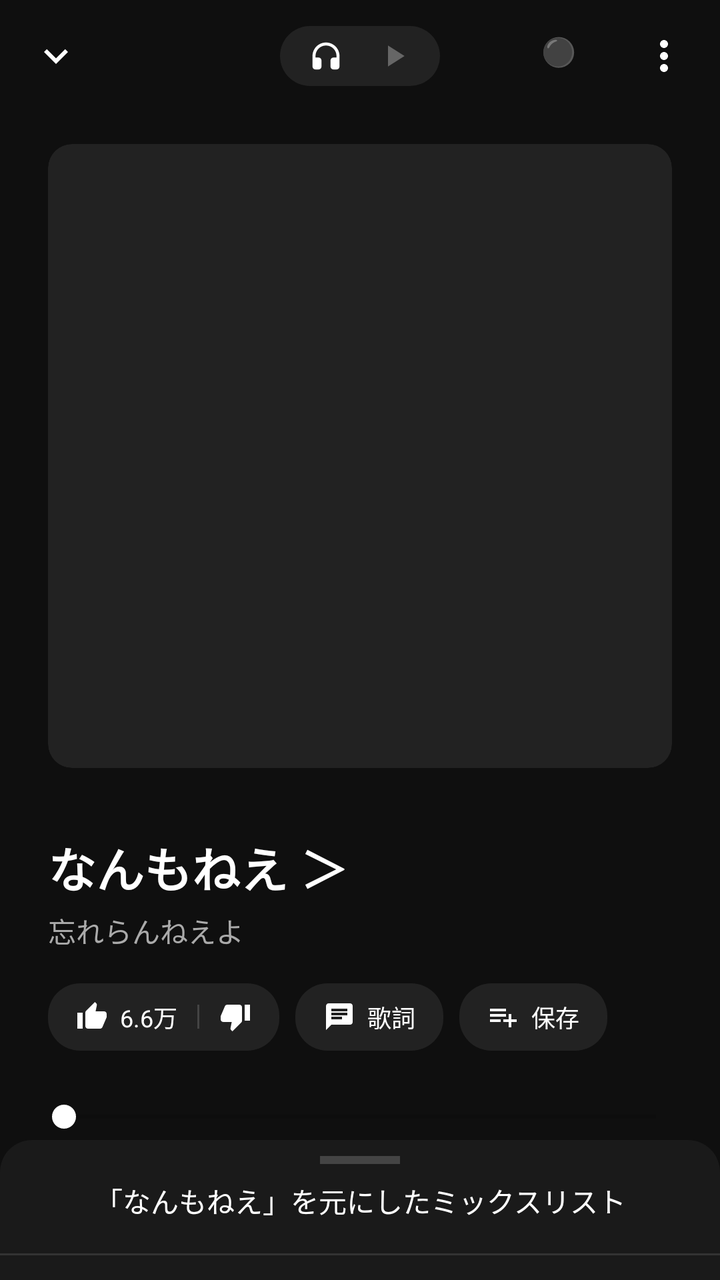
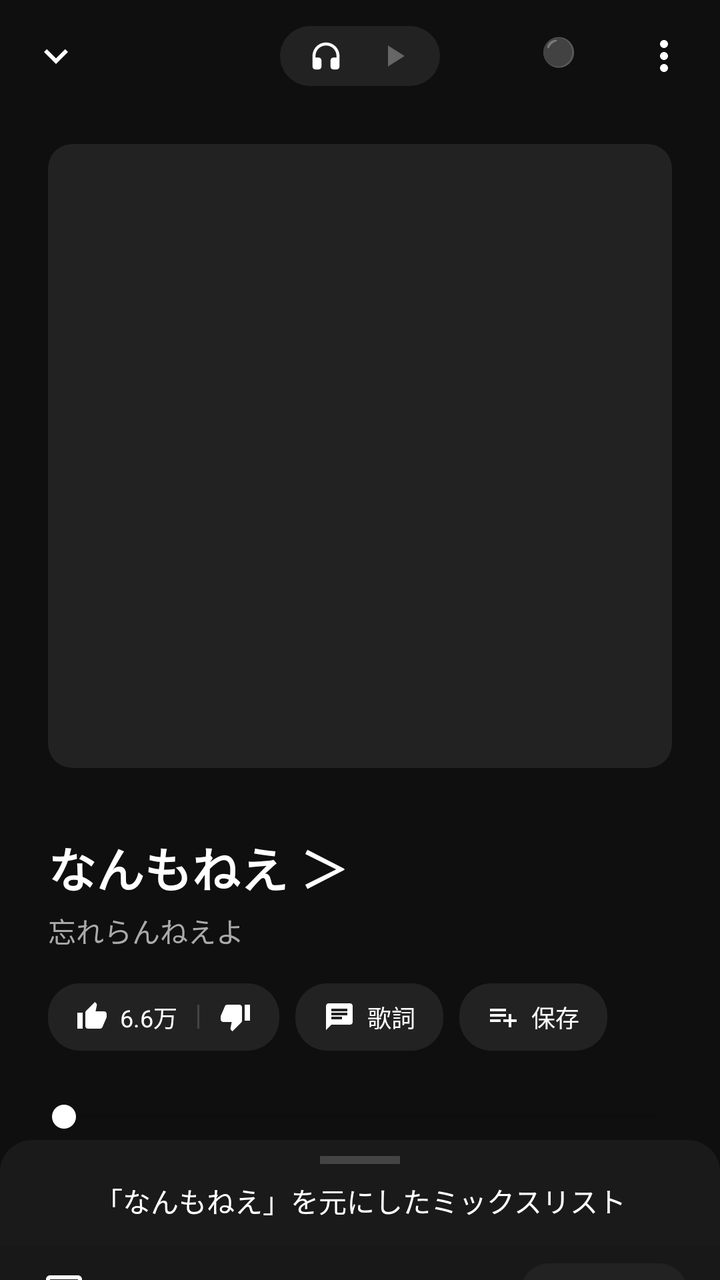

The first picture is an Android layout as it rendered before a commit; the second is the same layout after the commit. The layout source and the unified diff follow.
<!-- AndroidManifest.xml: application theme Theme.AppCompat.Light.NoActionBar -->
<!-- res/layout/activity_client_camo.xml -->
<?xml version="1.0" encoding="utf-8"?>
<androidx.coordinatorlayout.widget.CoordinatorLayout xmlns:android="http://schemas.android.com/apk/res/android"
    xmlns:app="http://schemas.android.com/apk/res-auto"
    android:layout_width="match_parent"
    android:layout_height="match_parent"
    android:background="#0F0F0F">

    
    <androidx.constraintlayout.widget.ConstraintLayout
        android:layout_width="match_parent"
        android:layout_height="match_parent">

        
        <ImageView
            android:id="@+id/btnDown"
            android:layout_width="wrap_content"
            android:layout_height="wrap_content"
            android:src="@drawable/ic_expand_more"
            android:padding="16dp"
            app:layout_constraintTop_toTopOf="parent"
            app:layout_constraintStart_toStartOf="parent" />

        
        <LinearLayout
            android:layout_width="wrap_content"
            android:layout_height="wrap_content"
            android:orientation="horizontal"
            android:background="@drawable/bg_chip_dark"
            android:paddingHorizontal="14dp"
            android:paddingVertical="6dp"
            android:gravity="center_vertical"
            app:layout_constraintTop_toTopOf="@id/btnDown"
            app:layout_constraintBottom_toBottomOf="@id/btnDown"
            app:layout_constraintStart_toStartOf="parent"
            app:layout_constraintEnd_toEndOf="parent">

            <ImageView
                android:id="@+id/ivModeSong"
                android:layout_width="18dp"
                android:layout_height="18dp"
                android:src="@drawable/ic_headphones"
                app:tint="#FFFFFF"
                android:layout_marginEnd="16dp" />

            <ImageView
                android:id="@+id/ivModeVideo"
                android:layout_width="18dp"
                android:layout_height="18dp"
                android:src="@drawable/ic_play_arrow"
                app:tint="#666666" />
        </LinearLayout>

        <ImageView
            android:id="@+id/btnConfigIpCamo"
            android:layout_width="wrap_content"
            android:layout_height="wrap_content"
            android:src="@drawable/ic_more_vert"
            android:padding="16dp"
            app:layout_constraintTop_toTopOf="parent"
            app:layout_constraintEnd_toEndOf="parent" />

        
        <TextView
            android:id="@+id/tvTargetIpCamo"
            android:layout_width="wrap_content"
            android:layout_height="wrap_content"
            android:text="⚫"
            android:textColor="#FFFFFF"
            android:textSize="14sp"
            android:padding="16dp"
            app:layout_constraintTop_toTopOf="parent"
            app:layout_constraintEnd_toStartOf="@id/btnConfigIpCamo" />

        
        <androidx.cardview.widget.CardView
            android:id="@+id/jacketCard"
            android:layout_width="0dp"
            android:layout_height="0dp"
            android:layout_marginHorizontal="24dp"
            android:layout_marginTop="16dp"
            app:cardCornerRadius="12dp"
            app:cardElevation="0dp"
            app:cardBackgroundColor="#222222"
            app:layout_constraintDimensionRatio="1:1"
            app:layout_constraintTop_toBottomOf="@id/btnDown"
            app:layout_constraintStart_toStartOf="parent"
            app:layout_constraintEnd_toEndOf="parent">

            <FrameLayout
                android:id="@+id/jacketContainer"
                android:layout_width="match_parent"
                android:layout_height="match_parent">

                <ImageView
                    android:id="@+id/imgJacket"
                    android:layout_width="match_parent"
                    android:layout_height="match_parent"
                    android:scaleType="centerCrop" />

                <WebView
                    android:id="@+id/webViewCamo"
                    android:layout_width="match_parent"
                    android:layout_height="match_parent"
                    android:background="#000000"
                    android:visibility="gone" />
            </FrameLayout>
        </androidx.cardview.widget.CardView>

        
        <TextView
            android:id="@+id/tvTrackTitle"
            android:layout_width="0dp"
            android:layout_height="wrap_content"
            android:layout_marginTop="32dp"
            android:layout_marginHorizontal="24dp"
            android:text="なんもねえ ＞"
            android:textColor="#FFFFFF"
            android:textSize="24sp"
            android:textStyle="bold"
            app:layout_constraintTop_toBottomOf="@id/jacketCard"
            app:layout_constraintStart_toStartOf="parent"
            app:layout_constraintEnd_toEndOf="parent" />

        <TextView
            android:id="@+id/tvTrackArtist"
            android:layout_width="0dp"
            android:layout_height="wrap_content"
            android:layout_marginHorizontal="24dp"
            android:layout_marginTop="4dp"
            android:text="忘れらんねえよ"
            android:textColor="#AAAAAA"
            android:textSize="14sp"
            app:layout_constraintTop_toBottomOf="@id/tvTrackTitle"
            app:layout_constraintStart_toStartOf="parent"
            app:layout_constraintEnd_toEndOf="parent" />

        
        <HorizontalScrollView
            android:id="@+id/actionScroll"
            android:layout_width="match_parent"
            android:layout_height="wrap_content"
            android:layout_marginTop="16dp"
            android:scrollbars="none"
            app:layout_constraintTop_toBottomOf="@id/tvTrackArtist">

            <LinearLayout
                android:layout_width="wrap_content"
                android:layout_height="wrap_content"
                android:orientation="horizontal"
                android:paddingHorizontal="24dp">

                
                <LinearLayout
                    android:layout_width="wrap_content"
                    android:layout_height="wrap_content"
                    android:orientation="horizontal"
                    android:background="@drawable/bg_chip_dark"
                    android:paddingHorizontal="14dp"
                    android:paddingVertical="8dp"
                    android:gravity="center_vertical"
                    android:layout_marginEnd="8dp">

                    <ImageView
                        android:layout_width="16dp"
                        android:layout_height="16dp"
                        android:src="@drawable/ic_thumb_up"
                        app:tint="#FFFFFF" />

                    <TextView
                        android:layout_width="wrap_content"
                        android:layout_height="wrap_content"
                        android:text="6.6万"
                        android:textColor="#FFFFFF"
                        android:textSize="12sp"
                        android:layout_marginStart="6dp"
                        android:layout_marginEnd="10dp" />

                    <View
                        android:layout_width="1dp"
                        android:layout_height="12dp"
                        android:background="#444444"
                        android:layout_marginEnd="10dp" />

                    <ImageView
                        android:layout_width="16dp"
                        android:layout_height="16dp"
                        android:src="@drawable/ic_thumb_down"
                        app:tint="#FFFFFF" />
                </LinearLayout>

                
                <LinearLayout
                    android:layout_width="wrap_content"
                    android:layout_height="wrap_content"
                    android:orientation="horizontal"
                    android:background="@drawable/bg_chip_dark"
                    android:paddingHorizontal="14dp"
                    android:paddingVertical="8dp"
                    android:gravity="center_vertical"
                    android:layout_marginEnd="8dp">

                    <ImageView
                        android:layout_width="16dp"
                        android:layout_height="16dp"
                        android:src="@drawable/ic_chat"
                        app:tint="#FFFFFF"
                        android:layout_marginEnd="6dp" />

                    <TextView
                        android:layout_width="wrap_content"
                        android:layout_height="wrap_content"
                        android:text="歌詞"
                        android:textColor="#FFFFFF"
                        android:textSize="12sp" />
                </LinearLayout>

                
                <LinearLayout
                    android:layout_width="wrap_content"
                    android:layout_height="wrap_content"
                    android:orientation="horizontal"
                    android:background="@drawable/bg_chip_dark"
                    android:paddingHorizontal="14dp"
                    android:paddingVertical="8dp"
                    android:gravity="center_vertical">

                    <ImageView
                        android:layout_width="16dp"
                        android:layout_height="16dp"
                        android:src="@drawable/ic_playlist_add"
                        app:tint="#FFFFFF"
                        android:layout_marginEnd="6dp" />

                    <TextView
                        android:layout_width="wrap_content"
                        android:layout_height="wrap_content"
                        android:text="保存"
                        android:textColor="#FFFFFF"
                        android:textSize="12sp" />
                </LinearLayout>
            </LinearLayout>
        </HorizontalScrollView>

        
        <SeekBar
            android:id="@+id/progressBarCamo"
            android:layout_width="match_parent"
            android:layout_height="wrap_content"
            android:layout_marginHorizontal="16dp"
            android:layout_marginTop="24dp"
            android:progress="0"
            android:progressTint="#FFFFFF"
            android:thumbTint="#FFFFFF"
            app:layout_constraintTop_toBottomOf="@id/actionScroll"/>

        <TextView
            android:layout_width="wrap_content"
            android:layout_height="wrap_content"
            android:layout_marginStart="24dp"
            android:text="0:00"
            android:textColor="#888888"
            android:textSize="12sp"
            app:layout_constraintTop_toBottomOf="@id/progressBarCamo"
            app:layout_constraintStart_toStartOf="parent"/>

        <TextView
            android:layout_width="wrap_content"
            android:layout_height="wrap_content"
            android:layout_marginEnd="24dp"
            android:text="3:45"
            android:textColor="#888888"
            android:textSize="12sp"
            app:layout_constraintTop_toBottomOf="@id/progressBarCamo"
            app:layout_constraintEnd_toEndOf="parent"/>

        
        <LinearLayout
            android:layout_width="match_parent"
            android:layout_height="wrap_content"
            android:orientation="horizontal"
            android:gravity="center"
            android:layout_marginTop="16dp"
            app:layout_constraintTop_toBottomOf="@id/progressBarCamo">

            <ImageView
                android:layout_width="0dp"
                android:layout_height="wrap_content"
                android:src="@drawable/ic_shuffle"
                android:layout_weight="1"/>

            
            <ImageView
                android:id="@+id/btnPrevCamo"
                android:layout_width="0dp"
                android:layout_height="wrap_content"
                android:src="@drawable/ic_skip_previous"
                android:layout_weight="1"/>

            
            <FrameLayout
                android:layout_width="0dp"
                android:layout_height="wrap_content"
                android:layout_weight="1">

                <ImageView
                    android:id="@+id/btnPlayPauseCamo"
                    android:layout_width="72dp"
                    android:layout_height="72dp"
                    android:background="@drawable/bg_circle_white"
                    android:src="@drawable/ic_play_arrow_black"
                    android:padding="16dp"
                    android:layout_gravity="center" />
            </FrameLayout>

            
            <ImageView
                android:id="@+id/btnNextCamo"
                android:layout_width="0dp"
                android:layout_height="wrap_content"
                android:src="@drawable/ic_skip_next"
                android:layout_weight="1"/>

            <ImageView
                android:layout_width="0dp"
                android:layout_height="wrap_content"
                android:src="@drawable/ic_repeat"
                android:layout_weight="1"/>
        </LinearLayout>

    </androidx.constraintlayout.widget.ConstraintLayout>

    
    <LinearLayout
        android:id="@+id/bottomSheet"
        android:layout_width="match_parent"
        android:layout_height="500dp"
        android:background="@drawable/bg_bottom_sheet"
        android:orientation="vertical"
        android:paddingTop="8dp"
        app:layout_behavior="com.google.android.material.bottomsheet.BottomSheetBehavior"
        app:behavior_hideable="false"
        app:behavior_peekHeight="70dp">

        <View
            android:layout_width="40dp"
            android:layout_height="4dp"
            android:background="#444444"
            android:layout_gravity="center_horizontal"
            android:layout_marginBottom="8dp"/>

        <TextView
            android:id="@+id/tvMixListTitle"
            android:layout_width="match_parent"
            android:layout_height="wrap_content"
            android:text="「なんもねえ」を元にしたミックスリスト"
            android:textColor="#FFFFFF"
            android:textSize="14sp"
            android:gravity="center"
            android:paddingBottom="16dp" />

        <View android:layout_width="match_parent" android:layout_height="1dp" android:background="#333333"/>

        <ListView
            android:id="@+id/lvVaultCamo"
            android:layout_width="match_parent"
            android:layout_height="match_parent" />

    </LinearLayout>

</androidx.coordinatorlayout.widget.CoordinatorLayout>
<!-- resources referenced by this layout -->
<resources>
  <!-- drawable bg_bottom_sheet (drawable) -->
  <?xml version="1.0" encoding="utf-8"?>
  <shape xmlns:android="http://schemas.android.com/apk/res/android">
      <solid android:color="#1A1A1A"/>
      <corners android:topLeftRadius="16dp" android:topRightRadius="16dp"/>
  </shape>
  <!-- drawable bg_chip_dark (drawable) -->
  <?xml version="1.0" encoding="utf-8"?>
  <shape xmlns:android="http://schemas.android.com/apk/res/android">
      <solid android:color="#222222"/>
      <corners android:radius="16dp"/>
  </shape>
  <!-- drawable bg_circle_white (drawable) -->
  <?xml version="1.0" encoding="utf-8"?>
  <shape xmlns:android="http://schemas.android.com/apk/res/android" android:shape="oval">
      <solid android:color="#FFFFFF"/>
  </shape>
  <!-- drawable ic_chat (drawable) -->
  <vector xmlns:android="http://schemas.android.com/apk/res/android"
      android:width="20dp"
      android:height="20dp"
      android:viewportWidth="24"
      android:viewportHeight="24">
    <path
        android:fillColor="#FFFFFFFF"
        android:pathData="M20,2H4c-1.1,0 -1.99,0.9 -1.99,2L2,22l4,-4h14c1.1,0 2,-0.9 2,-2V4c0,-1.1 -0.9,-2 -2,-2zM6,9h12v2H6V9zm8,5H6v-2h8v2zm4,-6H6V6h12v2z"/>
  </vector>
  <!-- drawable ic_expand_more (drawable) -->
  <?xml version="1.0" encoding="utf-8"?>
  <vector xmlns:android="http://schemas.android.com/apk/res/android"
      android:width="24dp" android:height="24dp"
      android:viewportWidth="24" android:viewportHeight="24"
      android:tint="#FFFFFF">
      <path android:fillColor="@android:color/white" android:pathData="M16.59,8.59L12,13.17 7.41,8.59 6,10l6,6 6,-6z"/>
  </vector>
  <!-- drawable ic_play_arrow (drawable) -->
  <vector xmlns:android="http://schemas.android.com/apk/res/android"
      android:width="24dp"
      android:height="24dp"
      android:viewportWidth="24"
      android:viewportHeight="24">
    <path
        android:fillColor="#FFFFFFFF"
        android:pathData="M8,5v14l11,-7z"/>
  </vector>
  <!-- drawable ic_play_arrow_black (drawable) -->
  <?xml version="1.0" encoding="utf-8"?>
  <vector xmlns:android="http://schemas.android.com/apk/res/android"
      android:width="40dp" android:height="40dp"
      android:viewportWidth="24" android:viewportHeight="24"
      android:tint="#000000">
      <path android:fillColor="@android:color/black" android:pathData="M8,5.14V19.14L19,12.14L8,5.14Z"/>
  </vector>
  <!-- drawable ic_playlist_add (drawable) -->
  <vector xmlns:android="http://schemas.android.com/apk/res/android"
      android:width="20dp"
      android:height="20dp"
      android:viewportWidth="24"
      android:viewportHeight="24">
    <path
        android:fillColor="#FFFFFFFF"
        android:pathData="M14,10H2v2h12v-2zm0,-4H2v2h12V6zm4,8v-4h-2v4h-4v2h4v4h2v-4h4v-2h-4zM2,16h8v-2H2v2z"/>
  </vector>
  <!-- drawable ic_repeat (drawable) -->
  <?xml version="1.0" encoding="utf-8"?>
  <vector xmlns:android="http://schemas.android.com/apk/res/android"
      android:width="28dp" android:height="28dp"
      android:viewportWidth="24" android:viewportHeight="24"
      android:tint="#FFFFFF">
      <path android:fillColor="@android:color/white" android:pathData="M7,7h10v3l4,-4 -4,-4v3H5v6h2V7zm10,10H7v-3l-4,4 4,4v-3h12v-6h-2v4z"/>
  </vector>
  <!-- drawable ic_skip_next (drawable) -->
  <?xml version="1.0" encoding="utf-8"?>
  <vector xmlns:android="http://schemas.android.com/apk/res/android"
      android:width="36dp" android:height="36dp"
      android:viewportWidth="24" android:viewportHeight="24"
      android:tint="#FFFFFF">
      <path android:fillColor="@android:color/white" android:pathData="M6,18l8.5-6L6,6v12zM16,6v12h2V6h-2z"/>
  </vector>
  <!-- drawable ic_skip_previous (drawable) -->
  <?xml version="1.0" encoding="utf-8"?>
  <vector xmlns:android="http://schemas.android.com/apk/res/android"
      android:width="36dp" android:height="36dp"
      android:viewportWidth="24" android:viewportHeight="24"
      android:tint="#FFFFFF">
      <path android:fillColor="@android:color/white" android:pathData="M6,6h2v12H6zm3.5,6l8.5,6V6z"/>
  </vector>
  <!-- unchanged entries left out for length: 5 -->
</resources>

<!-- the commit's change to res/layout/activity_client_camo.xml (unified diff, before → after) -->
@@ -356,14 +356,72 @@
             android:textColor="#FFFFFF"
             android:textSize="14sp"
             android:gravity="center"
-            android:paddingBottom="16dp" />
-
-        <View android:layout_width="match_parent" android:layout_height="1dp" android:background="#333333"/>
+            android:paddingBottom="12dp" />
+
+        
+        <LinearLayout
+            android:id="@+id/layoutBatchBar"
+            android:layout_width="match_parent"
+            android:layout_height="wrap_content"
+            android:orientation="horizontal"
+            android:gravity="center_vertical"
+            android:paddingHorizontal="16dp"
+            android:paddingVertical="8dp"
+            android:background="#181818">
+
+            <CheckBox
+                android:id="@+id/cbSelectAll"
+                android:layout_width="wrap_content"
+                android:layout_height="wrap_content"
+                android:buttonTint="#FFFFFF"
+                android:text="すべて選択"
+                android:textColor="#DDDDDD"
+                android:textSize="13sp" />
+
+            <View
+                android:layout_width="0dp"
+                android:layout_height="1dp"
+                android:layout_weight="1" />
+
+            
+            <LinearLayout
+                android:id="@+id/btnBatchDownload"
+                android:layout_width="wrap_content"
+                android:layout_height="wrap_content"
+                android:orientation="horizontal"
+                android:background="@drawable/bg_chip_dark"
+                android:paddingHorizontal="12dp"
+                android:paddingVertical="6dp"
+                android:gravity="center_vertical">
+
+                <ImageView
+                    android:layout_width="14dp"
+                    android:layout_height="14dp"
+                    android:src="@drawable/ic_playlist_add"
+                    app:tint="#FFFFFF"
+                    android:layout_marginEnd="4dp" />
+
+                <TextView
+                    android:id="@+id/tvBatchDownloadLabel"
+                    android:layout_width="wrap_content"
+                    android:layout_height="wrap_content"
+                    android:text="保存 (0)"
+                    android:textColor="#FFFFFF"
+                    android:textSize="12sp" />
+            </LinearLayout>
+        </LinearLayout>
+
+        <View
+            android:layout_width="match_parent"
+            android:layout_height="1dp"
+            android:background="#333333"/>
 
         <ListView
             android:id="@+id/lvVaultCamo"
             android:layout_width="match_parent"
-            android:layout_height="match_parent" />
+            android:layout_height="match_parent"
+            android:divider="#222222"
+            android:dividerHeight="1dp" />
 
     </LinearLayout>
 
